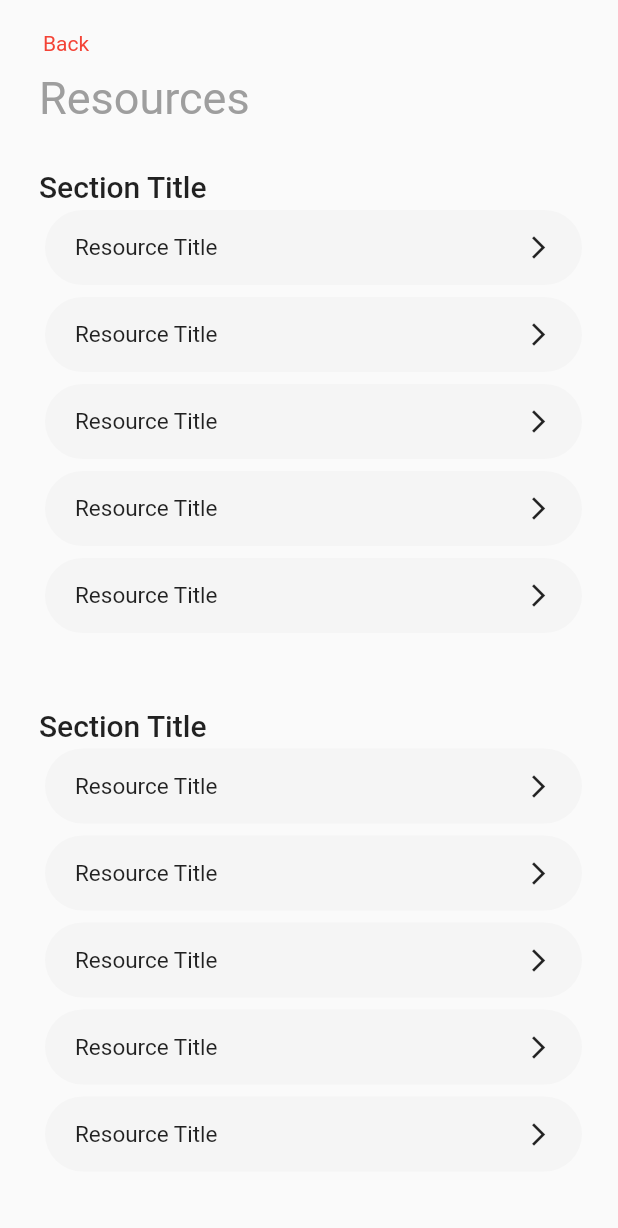
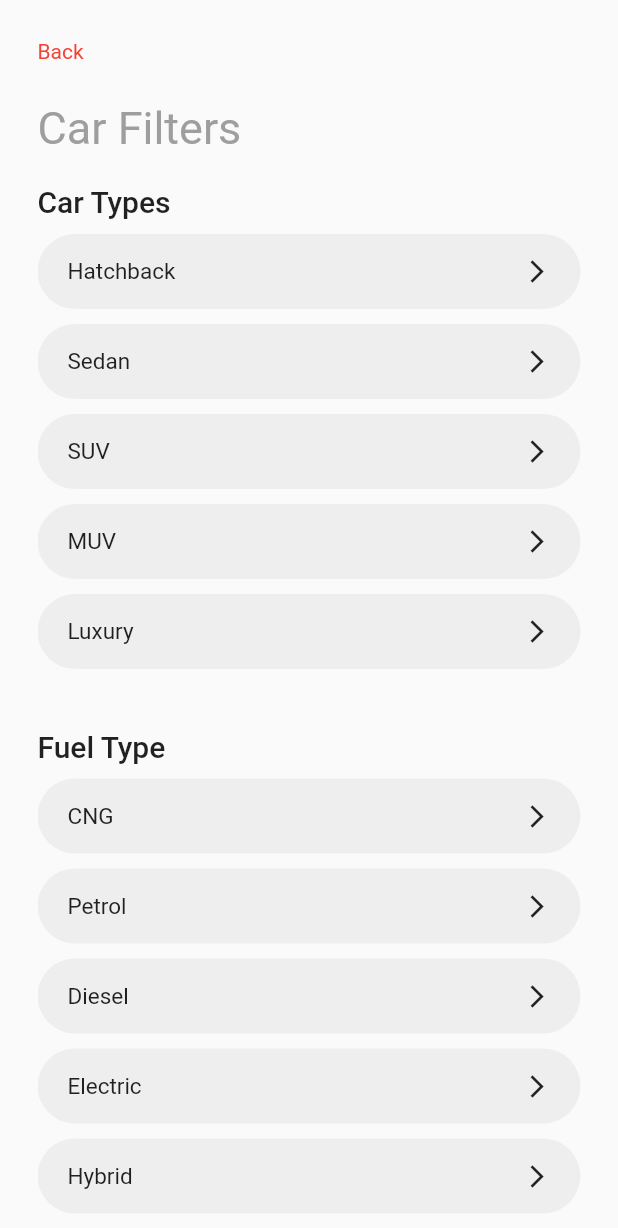
Before and after one commit to yaashvir/resources, a Flutter app: the SecondPage screen opened by its route, on a phone screen of 412 x 824 dp. Shown: the top 1228 px of the screen. Run offline on Flutter 3.47's test engine with Material 2 defaults, Android fonts, the phone set to English and light mode, and no system bars.

Commit message:
Second page updated to work dynamically

```diff
--- a/lib/Screens/SecondPage.dart
+++ b/lib/Screens/SecondPage.dart
@@ -8,17 +8,28 @@ class SecondPage extends StatefulWidget {
 }
 
 class _MyHomePageState extends State<SecondPage> {
+  String pageTitle = "Car Filters";
+  Map<String, List<String>> resources = {
+    "Car Types": ["Hatchback", "Sedan", "SUV", "MUV", "Luxury"],
+    "Fuel Type": ["CNG", "Petrol", "Diesel", "Electric", "Hybrid"],
+    "Transmission Type": ["MT", "AT", "AMT", "DCT", "IMT"],
+  };
+
   @override
   Widget build(BuildContext context) {
     return Scaffold(
       body: SafeArea(
-          child: SingleChildScrollView(
+          child: Padding(
+        padding: const EdgeInsets.fromLTRB(25, 10, 25, 10),
         child: Column(
           mainAxisAlignment: MainAxisAlignment.start,
           crossAxisAlignment: CrossAxisAlignment.start,
           children: [
             RawMaterialButton(
-              padding: EdgeInsets.fromLTRB(0, 10, 0, 0),
+              padding: EdgeInsets.fromLTRB(0, 10, 20, 10),
+              highlightColor: Colors.grey[100],
+              focusColor: Colors.grey[100],
+              constraints: BoxConstraints.tightForFinite(),
               child: Text(
                 "Back",
                 style: TextStyle(
@@ -33,55 +44,22 @@ class _MyHomePageState extends State<SecondPage> {
               },
             ),
             Padding(
-              padding: const EdgeInsets.fromLTRB(26, 0, 0, 10),
+              padding: const EdgeInsets.only(top: 10),
               child: Text(
-                "Resources",
+                pageTitle,
                 style: TextStyle(
                     color: Colors.grey,
                     fontWeight: FontWeight.w400,
                     fontSize: 30),
               ),
             ),
-            Padding(
-              padding: const EdgeInsets.fromLTRB(26, 20, 20, 26),
-              child: Column(
-                mainAxisAlignment: MainAxisAlignment.start,
-                crossAxisAlignment: CrossAxisAlignment.start,
-                children: [
-                  Text(
-                    "Section Title",
-                    style: TextStyle(
-                        color: Colors.black87,
-                        fontSize: 20,
-                        fontWeight: FontWeight.w500),
-                  ),
-                  getResourceTile("Resource Title"),
-                  getResourceTile("Resource Title"),
-                  getResourceTile("Resource Title"),
-                  getResourceTile("Resource Title"),
-                  getResourceTile("Resource Title"),
-                ],
-              ),
-            ),
-            Padding(
-              padding: const EdgeInsets.fromLTRB(26, 20, 20, 26),
-              child: Column(
-                mainAxisAlignment: MainAxisAlignment.start,
-                crossAxisAlignment: CrossAxisAlignment.start,
-                children: [
-                  Text(
-                    "Section Title",
-                    style: TextStyle(
-                        color: Colors.black87,
-                        fontSize: 20,
-                        fontWeight: FontWeight.w500),
-                  ),
-                  getResourceTile("Resource Title"),
-                  getResourceTile("Resource Title"),
-                  getResourceTile("Resource Title"),
-                  getResourceTile("Resource Title"),
-                  getResourceTile("Resource Title"),
-                ],
+            Expanded(
+              child: SingleChildScrollView(
+                child: Column(
+                  mainAxisAlignment: MainAxisAlignment.start,
+                  crossAxisAlignment: CrossAxisAlignment.start,
+                  children: getResourceSections(),
+                ),
               ),
             ),
           ],
@@ -90,10 +68,46 @@ class _MyHomePageState extends State<SecondPage> {
     );
   }
 
+  getResourceSections() {
+    List<Widget> children = List<Widget>();
+    resources.forEach((key, value) {
+      children.add(getResourceSection(key, value));
+    });
+    return children;
+  }
+
+  getResourceSection(String title, List<String> items) {
+    return Padding(
+      padding: const EdgeInsets.only(top: 20, bottom: 20),
+      child: Column(
+        mainAxisSize: MainAxisSize.min,
+        mainAxisAlignment: MainAxisAlignment.start,
+        crossAxisAlignment: CrossAxisAlignment.start,
+        children: [
+          Text(
+            title,
+            style: TextStyle(
+                color: Colors.black87,
+                fontSize: 20,
+                fontWeight: FontWeight.w500),
+          ),
+          ListView.builder(
+            scrollDirection: Axis.vertical,
+            physics: NeverScrollableScrollPhysics(),
+            shrinkWrap: true,
+            itemCount: items.length,
+            itemBuilder: (context, index) => getResourceTile(items[index]),
+          )
+        ],
+      ),
+    );
+  }
+
   getResourceTile(String title) {
     return Card(
       elevation: 0,
-      color: Colors.grey[100],
+      margin: EdgeInsets.fromLTRB(0, 10, 0, 0),
+      color: Colors.grey[200],
       shape: RoundedRectangleBorder(
         borderRadius: BorderRadius.circular(25),
       ),
```
